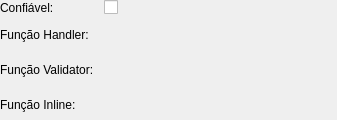
This is pgmodeler_ui/ui/linguagemwidget.ui in erdincay/pgmodeler-old as Qt 5 draws it before an edit. The edited form follows.
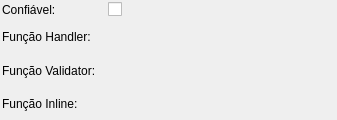
This is the edited form.

```diff
--- a/pgmodeler_ui/ui/linguagemwidget.ui
+++ b/pgmodeler_ui/ui/linguagemwidget.ui
@@ -21,10 +21,10 @@
   </property>
   <layout class="QGridLayout" name="linguagem_grid">
    <property name="margin">
-    <number>0</number>
+    <number>2</number>
    </property>
    <property name="spacing">
-    <number>4</number>
+    <number>6</number>
    </property>
    <item row="0" column="0">
     <widget class="QLabel" name="confiavel_lbl">
```
